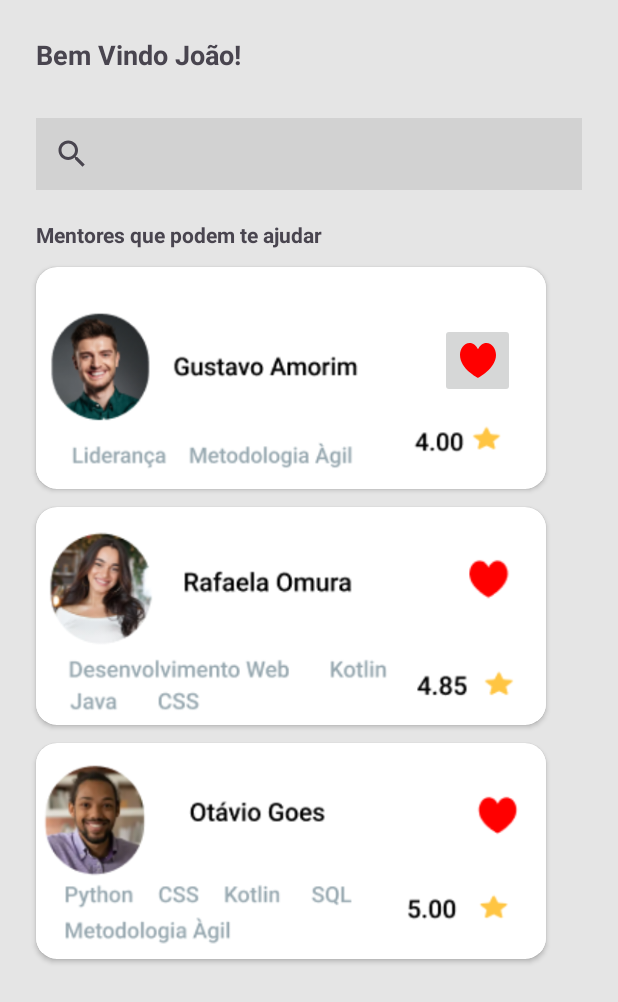
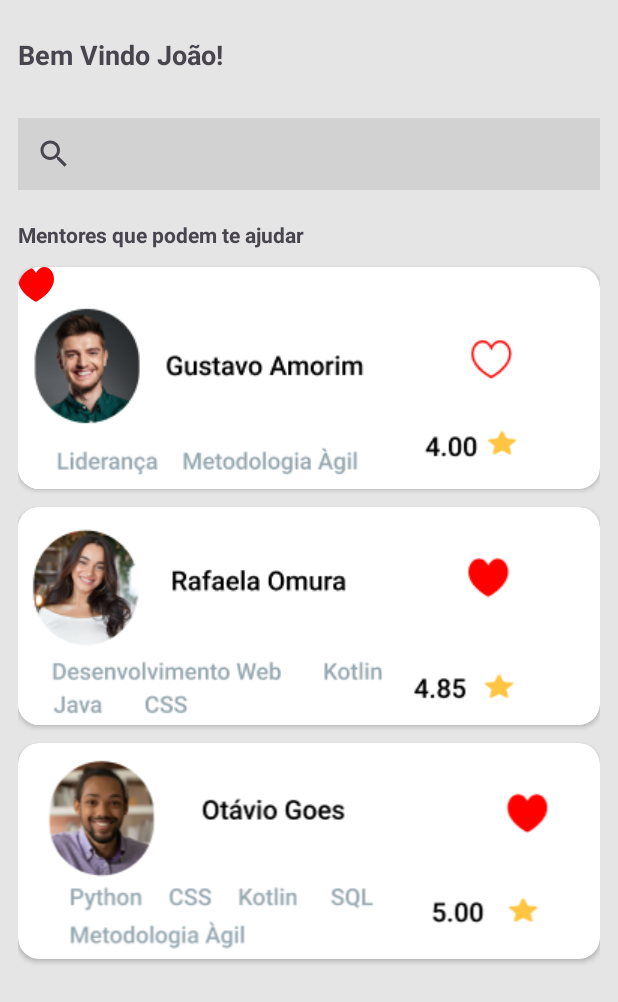
Before and after one commit to MarianaEB21/MentorMatch, an Android app: the layout fragment_home.xml on its own in the app's theme, with its tools: preview values and no code run, on a phone screen of 412 x 824 dp. Shown: the top 1002 px of the screen. Run offline under Robolectric (Android 15) with nearby library versions, the phone set to English and light mode, and no system bars.

Commit message:
Ajustando layout dos cards iniciais

```diff
--- a/app/src/main/java/br/com/fiap/mentormatch/Home.kt
+++ b/app/src/main/java/br/com/fiap/mentormatch/Home.kt
@@ -1,16 +1,12 @@
 package br.com.fiap.mentormatch
 
-import android.R
-import android.app.Notification
-import android.app.NotificationManager
-import android.content.Context
+import br.com.fiap.mentormatch.R
 import android.os.Bundle
 import android.view.LayoutInflater
 import android.view.View
 import android.view.ViewGroup
 import android.widget.ImageButton
 import android.widget.Toast
-import androidx.core.content.ContextCompat.getSystemService
 import androidx.fragment.app.Fragment
 
 
@@ -50,17 +46,10 @@ class Home : Fragment() {
 
         val heartFilled: ImageButton = view.findViewById(R.id.heart_filled)
         heartFilled.setOnClickListener {
-            Toast.makeText(getActivity(), "Mariana meu amorrr",
-                Toast.LENGTH_LONG).show();
-
-            val notif = getSystemService(Context.NOTIFICATION_SERVICE) as NotificationManager?
-            val notify: Notification =
-                Notification.Builder(getApplicationContext()).setContentTitle(tittle)
-                    .setContentText(body).setContentTitle(subject).setSmallIcon(R.drawable.abc)
-                    .build()
-
-            notify.flags = notify.flags or Notification.FLAG_AUTO_CANCEL
-            notif!!.notify(0, notify)
+            Toast.makeText(
+                activity, "Mariana meu amorrr",
+                Toast.LENGTH_LONG
+            ).show()
         }
     }
 
--- a/app/src/main/res/layout/fragment_home.xml
+++ b/app/src/main/res/layout/fragment_home.xml
@@ -8,11 +8,12 @@
     android:padding="12dp"
     tools:context=".Home">
 
+
+
         <TextView
             android:id="@+id/txt_home"
             android:layout_width="wrap_content"
             android:layout_height="wrap_content"
-        android:layout_marginStart="12dp"
             android:layout_marginTop="12dp"
             android:text="Bem Vindo João!"
             android:textSize="18sp"
@@ -24,9 +25,7 @@
             android:id="@+id/search_view"
             android:layout_width="match_parent"
             android:layout_height="wrap_content"
-        android:layout_marginStart="12dp"
             android:layout_marginTop="30dp"
-        android:layout_marginEnd="12dp"
             android:background="@color/grey"
             android:queryHint="Pesquise por uma pessoa"
             app:layout_constraintEnd_toEndOf="parent"
@@ -37,7 +36,6 @@
             android:id="@+id/txt_mentor"
             android:layout_width="wrap_content"
             android:layout_height="wrap_content"
-        android:layout_marginStart="12dp"
             android:layout_marginTop="20dp"
             android:text="Mentores que podem te ajudar"
             android:textStyle="bold"
@@ -46,9 +44,8 @@
 
         <androidx.cardview.widget.CardView
             android:id="@+id/card_mentor1"
-        android:layout_width="340dp"
+            android:layout_width="match_parent"
             android:layout_height="wrap_content"
-        android:layout_marginStart="12dp"
             android:layout_marginTop="12dp"
             app:cardCornerRadius="14dp"
             app:layout_constraintStart_toStartOf="parent"
@@ -56,27 +53,26 @@
 
             <ImageView
                 android:id="@+id/img_mentor1"
-            android:layout_width="340dp"
+                android:layout_width="wrap_content"
                 android:layout_height="wrap_content"
-            android:src="@drawable/mentor1">
-        </ImageView>
+                android:src="@drawable/mentor1" />
 
             <ImageButton
                 android:id="@+id/heart_filled"
-            android:layout_width="50dp"
-            android:layout_height="50dp"
-            android:layout_marginStart="269dp"
-            android:layout_marginTop="37dp"
+                android:layout_width="wrap_content"
+                android:layout_height="match_parent"
+                android:background="@android:color/transparent"
+                android:contentDescription="Botão de like"
                 android:src="@drawable/heart_filled"
-            />
+                app:layout_constraintTop_toBottomOf="@+id/img_mentor1"
+                app:layout_constraintVertical_bias="0.0" />
 
         </androidx.cardview.widget.CardView>
 
         <androidx.cardview.widget.CardView
             android:id="@+id/card_mentor2"
-        android:layout_width="340dp"
+            android:layout_width="match_parent"
             android:layout_height="wrap_content"
-        android:layout_marginStart="12dp"
             android:layout_marginTop="12dp"
             app:cardCornerRadius="14dp"
             app:layout_constraintStart_toStartOf="parent"
@@ -84,16 +80,15 @@
 
             <ImageView
                 android:id="@+id/img_mentor2"
-            android:layout_width="340dp"
+                android:layout_width="wrap_content"
                 android:layout_height="wrap_content"
                 android:src="@drawable/mentor2" />
         </androidx.cardview.widget.CardView>
 
         <androidx.cardview.widget.CardView
             android:id="@+id/card_mentor3"
-        android:layout_width="340dp"
+            android:layout_width="match_parent"
             android:layout_height="wrap_content"
-        android:layout_marginStart="12dp"
             android:layout_marginTop="12dp"
             app:cardCornerRadius="14dp"
             app:layout_constraintStart_toStartOf="parent"
@@ -101,7 +96,7 @@
 
             <ImageView
                 android:id="@+id/img_mentor3"
-            android:layout_width="340dp"
+                android:layout_width="match_parent"
                 android:layout_height="wrap_content"
                 android:src="@drawable/mentor3" />
         </androidx.cardview.widget.CardView>
```
Lines whose indentation alone changed are shown as unchanged.
